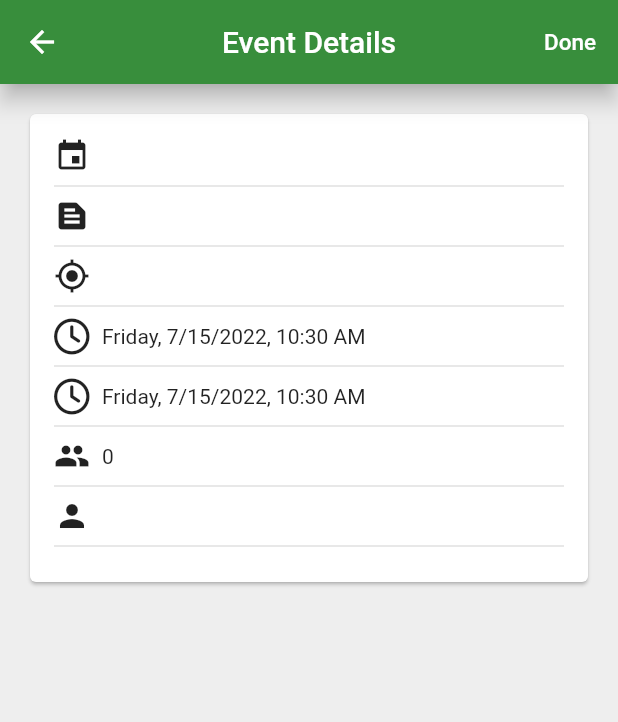
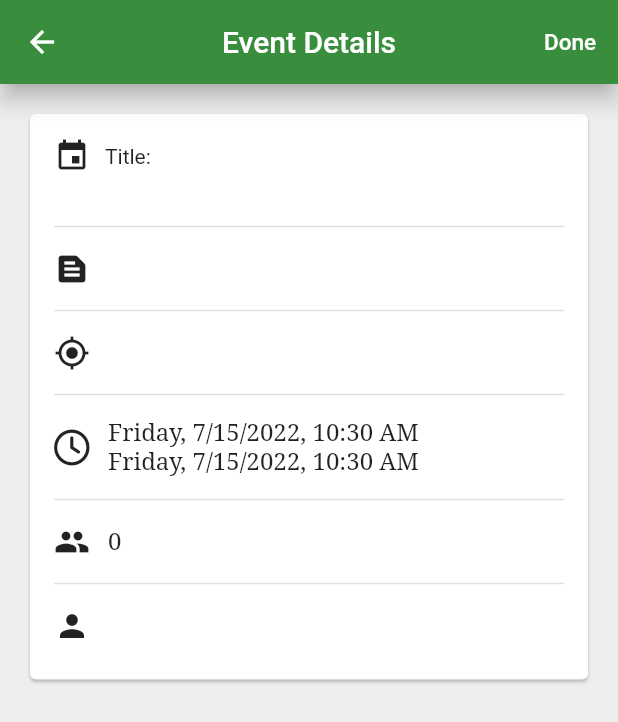
Before and after one commit to athibau2/whereyouat, a Flutter app: the EventDetailsPage screen opened directly with empty values, on a phone screen of 412 x 824 dp. Shown: the top 722 px of the screen. Run offline on Flutter 3.47's test engine with Material 2 defaults, Android fonts, the phone set to English and light mode, and no system bars; our stand-ins replace bloc, cloud_firestore, firebase_auth, firebase_core, flutter_datetime_picker, flutter_svg and 6 more; missing offline and left inert: flutter_login_facebook, open_location_picker; accounts and stored records are empty.

Commit message:
began edits to style and format of event details page

```diff
--- a/lib/app/home/events/event_details_page.dart
+++ b/lib/app/home/events/event_details_page.dart
@@ -121,6 +121,12 @@ class _EventDetailsPageState extends State<EventDetailsPage> {
     }
   }
 
+  final detailStyle = const TextStyle(
+    fontFamily: 'Serif',
+    fontSize: 16,
+    color: Colors.black87,
+  );
+
   @override
   Widget build(BuildContext context) {
     bool isAttending;
@@ -202,102 +208,132 @@ class _EventDetailsPageState extends State<EventDetailsPage> {
       crossAxisAlignment: CrossAxisAlignment.stretch,
       mainAxisSize: MainAxisSize.min,
       children: [
+        Padding(
+          padding: const EdgeInsets.only(bottom: 8.0),
+          child: Column(
+            crossAxisAlignment: CrossAxisAlignment.start,
+            children: [
               Row(
-          children: [
-            const Padding(
-              padding: EdgeInsets.only(right: 8.0),
+                children: const [
+                  Padding(
+                    padding: EdgeInsets.only(right: 10.0),
                     child: Icon(Icons.event),
                   ),
-            Expanded(
-              flex: 9,
-              child: Text(_event.name),
+                  Text('Title:'),
+                ],
+              ),
+              Center(
+                child: Text(
+                  _event.name,
+                  style: detailStyle,
+                ),
               ),
             ],
+          ),
         ),
         const Divider(
           thickness: 1.0,
         ),
-        Row(
+        Padding(
+          padding: const EdgeInsets.only(top: 8.0, bottom: 8.0),
+          child: Row(
             children: [
               const Padding(
-              padding: EdgeInsets.only(right: 8.0),
+                padding: EdgeInsets.only(right: 12.0),
                 child: Icon(Icons.text_snippet),
               ),
               Expanded(
                 flex: 9,
                 child: Text(
                   _event.description,
+                  style: detailStyle,
                 ),
               ),
             ],
           ),
+        ),
         const Divider(
           thickness: 1.0,
         ),
-        Row(
+        Padding(
+          padding: const EdgeInsets.only(top: 8.0, bottom: 8.0),
+          child: Row(
             children: [
               const Padding(
-              padding: EdgeInsets.only(right: 8.0),
+                padding: EdgeInsets.only(right: 12.0),
                 child: Icon(Icons.gps_fixed),
               ),
               Expanded(
                 flex: 9,
                 child: SelectableText(
                   _event.location['displayName'].toString(),
+                  style: detailStyle,
                 ),
               ),
             ],
           ),
-        const Divider(
-          thickness: 1.0,
-        ),
-        Row(
-          children: [
-            const Padding(
-              padding: EdgeInsets.only(right: 8.0),
-              child: FaIcon(FontAwesomeIcons.clock),
-            ),
-            Expanded(flex: 9, child: formatDateTime(_event.startTime)),
-          ],
         ),
         const Divider(
           thickness: 1.0,
         ),
-        Row(
+        Padding(
+          padding: const EdgeInsets.only(top: 8.0, bottom: 8.0),
+          child: Row(
             children: [
               const Padding(
-              padding: EdgeInsets.only(right: 8.0),
+                padding: EdgeInsets.only(right: 12.0),
                 child: FaIcon(FontAwesomeIcons.clock),
               ),
-            Expanded(flex: 9, child: formatDateTime(_event.endTime)),
+              Column(
+                children: [
+                  formatDateTime(_event.startTime, style: detailStyle),
+                  formatDateTime(_event.endTime, style: detailStyle),
                 ],
+              ),
+              // const Spacer(),
+              // const Text('Until'),
+            ],
+          ),
         ),
         const Divider(
           thickness: 1.0,
         ),
-        Row(
+        Padding(
+          padding: const EdgeInsets.only(top: 8.0, bottom: 8.0),
+          child: Row(
             children: [
               const Padding(
-              padding: EdgeInsets.only(right: 8.0),
+                padding: EdgeInsets.only(right: 12.0),
                 child: Icon(Icons.people),
               ),
-            Expanded(flex: 9, child: Text(people.toString())),
+              Expanded(
+                  flex: 9,
+                  child: Text(
+                    people.toString(),
+                    style: detailStyle,
+                  )),
             ],
+          ),
         ),
         const Divider(
           thickness: 1.0,
         ),
-        Row(
+        Padding(
+          padding: const EdgeInsets.only(top: 8.0, bottom: 8.0),
+          child: Row(
             children: [
               const Padding(
-              padding: EdgeInsets.only(right: 8.0),
+                padding: EdgeInsets.only(right: 12.0),
                 child: Icon(Icons.person),
               ),
-            Expanded(flex: 9, child: Text(_event.owner['name'])),
+              Expanded(
+                  flex: 9,
+                  child: Text(
+                    _event.owner['name'],
+                    style: detailStyle,
+                  )),
             ],
           ),
-        const Divider(
-          thickness: 1.0,
         ),
       ],
     );
--- a/lib/app/home/events/event_list_tile.dart
+++ b/lib/app/home/events/event_list_tile.dart
@@ -22,7 +22,13 @@ class EventListTile extends StatelessWidget {
 
     return ListTile(
       tileColor: isMine ? Colors.blueGrey[100] : Colors.grey[200],
-      title: Text(event.name),
+      title: Text(
+        event.name,
+        style: const TextStyle(
+          fontFamily: 'Georgia',
+          fontSize: 17,
+        ),
+      ),
       subtitle: formatDateTime(event.startTime),
       trailing: const Icon(Icons.chevron_right),
       onTap: onTap,
--- a/lib/app/signin/signin_page.dart
+++ b/lib/app/signin/signin_page.dart
@@ -104,16 +104,16 @@ class SigninPage extends StatelessWidget {
         crossAxisAlignment: CrossAxisAlignment.stretch,
         children: [
           const SizedBox(
-            height: 75,
+            height: 80,
           ),
           SizedBox(
-            height: 150,
+            height: 175,
             child: SvgPicture.asset(
               'images/logo.svg',
             ),
           ),
           const SizedBox(
-            height: 20,
+            height: 25,
           ),
           SizedBox(
             child: _buildHeader(),
@@ -129,7 +129,7 @@ class SigninPage extends StatelessWidget {
             onPressed: !isLoading ? () => signInWithGoogle(context) : null,
           ),
           const SizedBox(
-            height: 8,
+            height: 12,
           ),
           SocialSignInButton(
             asset: 'images/facebook-logo.png',
@@ -138,17 +138,17 @@ class SigninPage extends StatelessWidget {
             text: "Sign in with Facebook",
             onPressed: !isLoading ? () => signInWithFacebook(context) : null,
           ),
-          // const SizedBox(
-          //   height: 8,
+          const SizedBox(
+            height: 12,
+          ),
+          // const Padding(
+          //   padding: EdgeInsets.symmetric(vertical: 10),
+          //   child: Text(
+          //     "Or",
+          //     textAlign: TextAlign.center,
+          //     style: TextStyle(fontStyle: FontStyle.italic, fontSize: 16),
+          //   ),
           // ),
-          const Padding(
-            padding: EdgeInsets.symmetric(vertical: 10),
-            child: Text(
-              "Or",
-              textAlign: TextAlign.center,
-              style: TextStyle(fontStyle: FontStyle.italic, fontSize: 16),
-            ),
-          ),
           SignInButton(
             color: Colors.teal[700],
             textColor: Colors.white,
--- a/lib/widgets/format_date.dart
+++ b/lib/widgets/format_date.dart
@@ -1,6 +1,6 @@
 import 'package:flutter/material.dart';
 
-Widget formatDateTime(DateTime date) {
+Widget formatDateTime(DateTime date, {TextStyle? style}) {
     int hour = date.hour;
     dynamic minute = date.minute;
     String timeOfDay = 'AM';
@@ -43,5 +43,6 @@ Widget formatDateTime(DateTime date) {
         hour.toString() +
         ':' +
         minute.toString() +
-        ' $timeOfDay');
+        ' $timeOfDay',
+        style: style,);
   }
```
Lines whose indentation alone changed are shown as unchanged.
